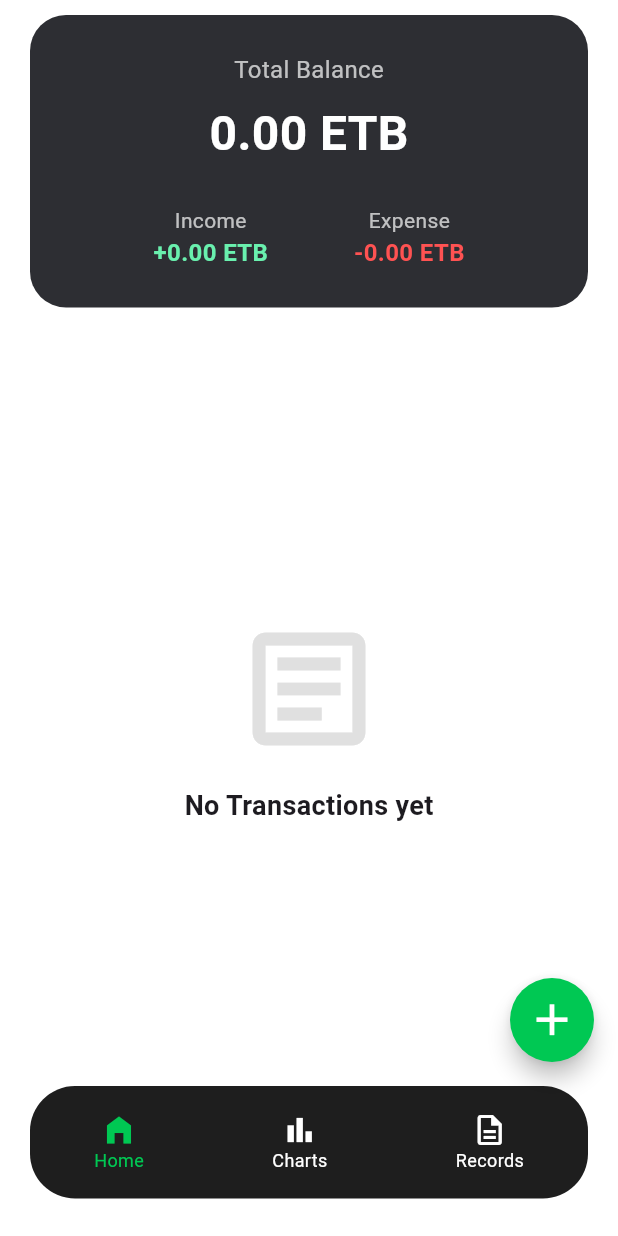
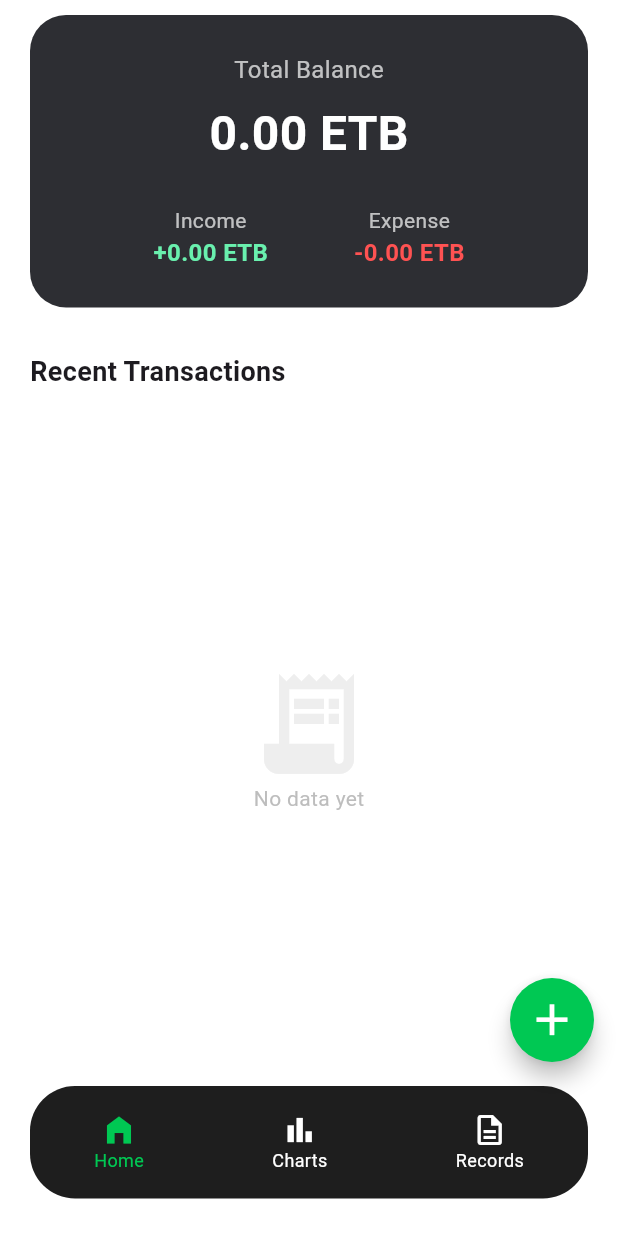
Before and after one commit to Wintanay/MAD, a Flutter app: the screen it shows after launch, after a tap on "sign in", on a phone screen of 412 x 824 dp. Run offline on Flutter 3.47's test engine with Material 3 defaults, Android fonts, the phone set to English and light mode, and no system bars.

Commit message:
Update chatscreen

```diff
--- a/lib/loginscreen.dart
+++ b/lib/loginscreen.dart
@@ -1,5 +1,5 @@
 import 'package:flutter/material.dart';
-import 'main.dart'; // To navigate to the HomeScreen later
+import 'main.dart'; // Ensure this points to the file containing MainNavigation
 
 class LoginScreen extends StatelessWidget {
   const LoginScreen({super.key});
@@ -18,7 +18,7 @@ class LoginScreen extends StatelessWidget {
               // Green Circle Logo
               const CircleAvatar(
                 radius: 50,
-                backgroundColor: Color(0xFF00C853), // Success Green
+                backgroundColor: Color(0xFF00C853),
                 child: Icon(Icons.account_balance_wallet,
                     color: Colors.white, size: 50),
               ),
@@ -33,11 +33,9 @@ class LoginScreen extends StatelessWidget {
               ),
               const SizedBox(height: 40),
 
-              // Email Field
               _buildTextField(label: 'Email', hint: 'Enter your email'),
               const SizedBox(height: 20),
 
-              // Password Field
               _buildTextField(
                   label: 'Password',
                   hint: 'Enter your password',
@@ -60,11 +58,11 @@ class LoginScreen extends StatelessWidget {
                 height: 50,
                 child: ElevatedButton(
                   onPressed: () {
-                    // This takes the user to your Dashboard
+                    // UPDATED: Points to MainNavigation instead of HomeScreen
                     Navigator.pushReplacement(
                       context,
                       MaterialPageRoute(
-                          builder: (context) => const HomeScreen()),
+                          builder: (context) => const MainNavigation()),
                     );
                   },
                   style: ElevatedButton.styleFrom(
--- a/lib/main.dart
+++ b/lib/main.dart
@@ -2,6 +2,7 @@ import 'package:flutter/material.dart';
 import 'splashscreen.dart';
 import 'loginscreen.dart';
 import 'addscreen.dart';
+import 'chartscreen.dart';
 
 void main() {
   runApp(const ExpenseTrackerApp());
@@ -16,28 +17,31 @@ class ExpenseTrackerApp extends StatelessWidget {
       debugShowCheckedModeBanner: false,
       title: 'Personal Expense Tracker',
       theme: ThemeData(
-        brightness: Brightness.light,
-        scaffoldBackgroundColor: Colors.white,
-        primaryColor: const Color(0xFF00C853),
+        primaryColor: const Color(0xFF00C853), // Your project's green
       ),
+      // Set the initial screen to SplashScreen
       home: const SplashScreen(),
     );
   }
 }
 
-class HomeScreen extends StatefulWidget {
-  const HomeScreen({super.key});
+class MainNavigation extends StatefulWidget {
+  const MainNavigation({super.key});
 
   @override
-  State<HomeScreen> createState() => _HomeScreenState();
+  State<MainNavigation> createState() => _MainNavigationState();
 }
 
-class _HomeScreenState extends State<HomeScreen> {
+class _MainNavigationState extends State<MainNavigation> {
+  int _selectedIndex = 0; // 0 = Home, 1 = Charts, 2 = Records
+
+  // --- CORE DATA (Maintained here so all screens are updated) ---
   double totalBalance = 0.00;
   double totalIncome = 0.00;
   double totalExpense = 0.00;
   List<Map<String, dynamic>> transactions = [];
 
+  // Logic to handle result from Wintanay's Add Screen
   void _navigateToAddScreen() async {
     final result = await Navigator.push(
       context,
@@ -49,7 +53,7 @@ class _HomeScreenState extends State<HomeScreen> {
         transactions.insert(0, result);
         double amount = result['amount'];
 
-        // Logical check to update balance correctly
+        // Updates balance based on Income/Expense type
         if (result['type'] == 'Income') {
           totalIncome += amount;
           totalBalance += amount;
@@ -63,17 +67,17 @@ class _HomeScreenState extends State<HomeScreen> {
 
   @override
   Widget build(BuildContext context) {
+    // List of screens to display in the main body
+    final List<Widget> _pages = [
+      _buildHomeContent(), // Tnebeb's Home Logic
+      const ChartsScreen(), // Debora's Spending Analysis
+      const Center(
+          child: Text("Records Screen")), // Debora's Records Placeholder
+    ];
+
     return Scaffold(
       backgroundColor: Colors.white,
-      body: SafeArea(
-        child: Column(
-          children: [
-            _buildBalanceCard(),
-            const SizedBox(height: 20),
-            _buildTransactionList(),
-          ],
-        ),
-      ),
+      body: SafeArea(child: _pages[_selectedIndex]),
       floatingActionButton: FloatingActionButton(
         onPressed: _navigateToAddScreen,
         backgroundColor: const Color(0xFF00C853),
@@ -84,6 +88,25 @@ class _HomeScreenState extends State<HomeScreen> {
     );
   }
 
+  // --- TNEBEB'S ORIGINAL HOME UI ---
+  Widget _buildHomeContent() {
+    return Column(
+      children: [
+        _buildBalanceCard(),
+        const SizedBox(height: 20),
+        const Align(
+          alignment: Alignment.centerLeft,
+          child: Padding(
+            padding: EdgeInsets.symmetric(horizontal: 20),
+            child: Text("Recent Transactions",
+                style: TextStyle(fontSize: 18, fontWeight: FontWeight.bold)),
+          ),
+        ),
+        _buildTransactionList(),
+      ],
+    );
+  }
+
   Widget _buildBalanceCard() {
     return Padding(
       padding: const EdgeInsets.symmetric(horizontal: 20.0, vertical: 10.0),
@@ -91,8 +114,9 @@ class _HomeScreenState extends State<HomeScreen> {
         width: double.infinity,
         padding: const EdgeInsets.all(25),
         decoration: BoxDecoration(
-            color: const Color(0xFF2D2E33),
-            borderRadius: BorderRadius.circular(24)),
+          color: const Color(0xFF2D2E33),
+          borderRadius: BorderRadius.circular(24),
+        ),
         child: Column(
           children: [
             const Text("Total Balance",
@@ -143,10 +167,8 @@ class _HomeScreenState extends State<HomeScreen> {
           child: Column(
             mainAxisAlignment: MainAxisAlignment.center,
             children: [
-              Icon(Icons.article_outlined, size: 100, color: Colors.grey[300]),
-              const SizedBox(height: 15),
-              const Text("No Transactions yet",
-                  style: TextStyle(fontSize: 18, fontWeight: FontWeight.bold)),
+              Icon(Icons.receipt_long, size: 80, color: Colors.grey[200]),
+              Text("No data yet", style: TextStyle(color: Colors.grey[400])),
             ],
           ),
         ),
@@ -160,12 +182,12 @@ class _HomeScreenState extends State<HomeScreen> {
           bool isIncome = item['type'] == 'Income';
           return ListTile(
             leading: CircleAvatar(
-                backgroundColor: const Color(0xFFF5F5F5),
+                backgroundColor: Colors.grey[100],
                 child: Icon(
                     isIncome
-                        ? Icons.account_balance_wallet
-                        : Icons.shopping_bag,
-                    color: Colors.black)),
+                        ? Icons.keyboard_double_arrow_up
+                        : Icons.keyboard_double_arrow_down,
+                    color: isIncome ? Colors.green : Colors.red)),
             title: Text(item['category'],
                 style: const TextStyle(fontWeight: FontWeight.bold)),
             trailing: Text(
@@ -179,6 +201,7 @@ class _HomeScreenState extends State<HomeScreen> {
     );
   }
 
+  // --- BOTTOM NAVIGATION UI ---
   Widget _buildBottomNav() {
     return Padding(
       padding: const EdgeInsets.only(left: 20, right: 20, bottom: 25),
@@ -190,22 +213,30 @@ class _HomeScreenState extends State<HomeScreen> {
         child: Row(
           mainAxisAlignment: MainAxisAlignment.spaceAround,
           children: [
-            _buildNavItem(Icons.home_filled, "Home", const Color(0xFF00C853)),
-            _buildNavItem(Icons.bar_chart_outlined, "Charts", Colors.white),
-            _buildNavItem(Icons.description_outlined, "Records", Colors.white),
+            _navItem(Icons.home_filled, "Home", 0),
+            _navItem(Icons.bar_chart_outlined, "Charts", 1),
+            _navItem(Icons.description_outlined, "Records", 2),
           ],
         ),
       ),
     );
   }
 
-  Widget _buildNavItem(IconData icon, String label, Color color) {
-    return Column(
-      mainAxisAlignment: MainAxisAlignment.center,
-      children: [
-        Icon(icon, color: color),
-        Text(label, style: TextStyle(color: color, fontSize: 12))
-      ],
+  Widget _navItem(IconData icon, String label, int index) {
+    bool isSelected = _selectedIndex == index;
+    return GestureDetector(
+      onTap: () => setState(() => _selectedIndex = index),
+      child: Column(
+        mainAxisAlignment: MainAxisAlignment.center,
+        children: [
+          Icon(icon,
+              color: isSelected ? const Color(0xFF00C853) : Colors.white),
+          Text(label,
+              style: TextStyle(
+                  color: isSelected ? const Color(0xFF00C853) : Colors.white,
+                  fontSize: 12)),
+        ],
+      ),
     );
   }
 }
```
Also changed, not shown: lib/chartscreen.dart (added, +88 -0 lines).
